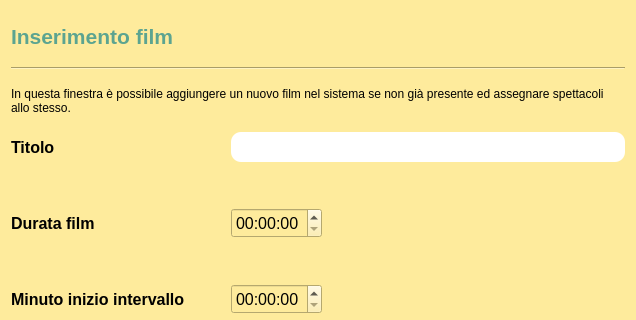
Above: film/inserimentoFilm/view/InserisciFilm.ui from StracciaMatteo/GestioneCinema before the change; both pictures show x 0 to 636 and y 0 to 320 of the 636 by 951 pixel window. Below: the same form after it.
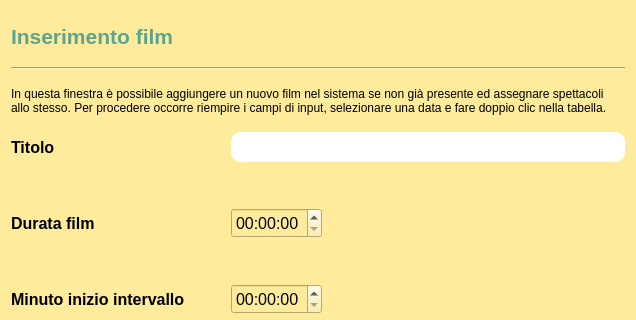
That is the form after the change. Icons and pictures are not drawn.

Commit message: salvataggio film parzialmente funzionante

```diff
--- a/film/inserimentoFilm/view/InserisciFilm.ui
+++ b/film/inserimentoFilm/view/InserisciFilm.ui
@@ -192,7 +192,7 @@
       </size>
      </property>
      <property name="text">
-      <string>In questa finestra è possibile aggiungere un nuovo film nel sistema se non già presente ed assegnare spettacoli allo stesso.</string>
+      <string>In questa finestra è possibile aggiungere un nuovo film nel sistema se non già presente ed assegnare spettacoli allo stesso. Per procedere occorre riempire i campi di input, selezionare una data e fare doppio clic nella tabella.</string>
      </property>
      <property name="wordWrap">
       <bool>true</bool>
```
Left out of the diff: 17 changed lines with no effect on the pictures. The commit also changes 10 other files.
